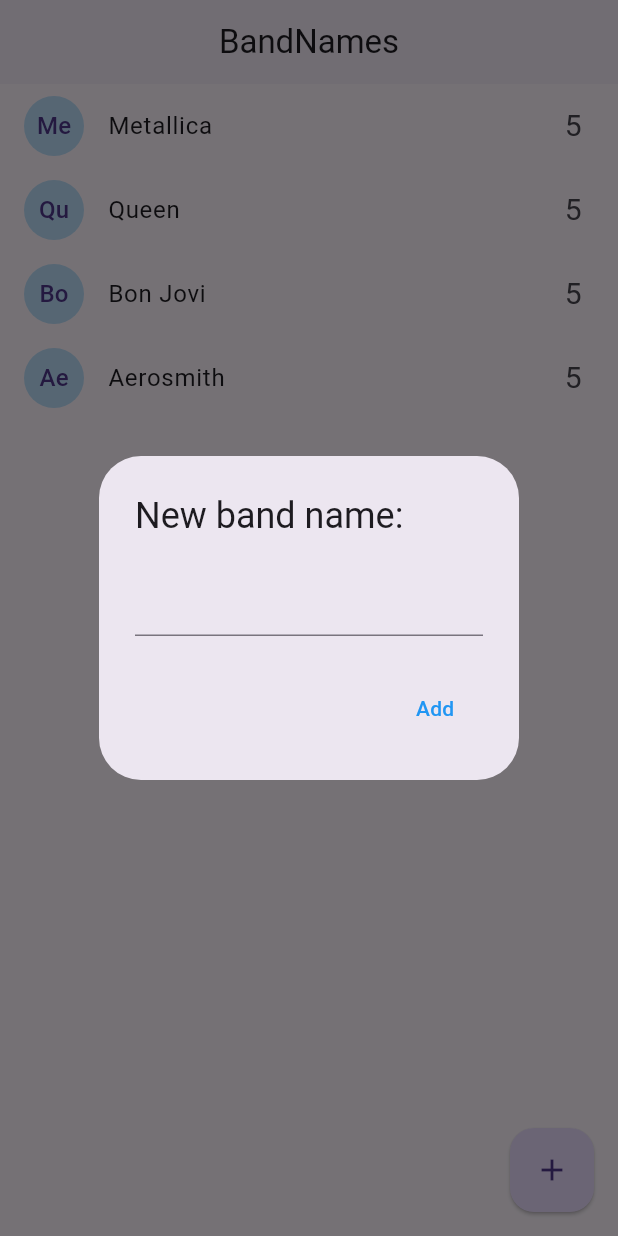
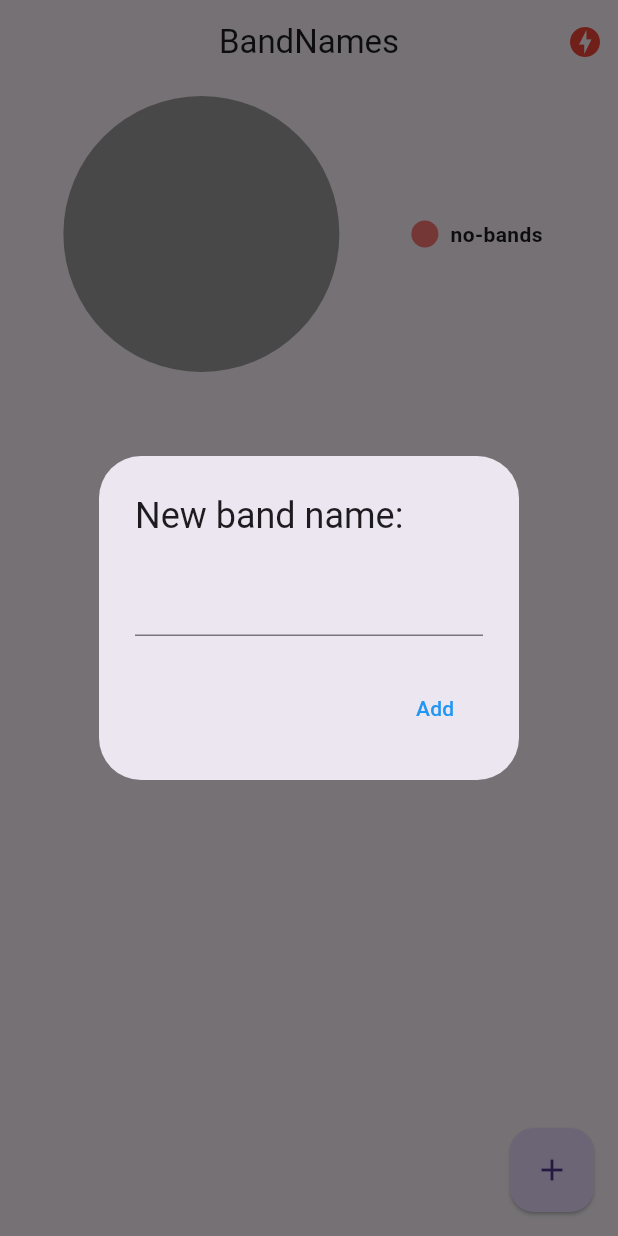
Before and after one commit to hdgch1106/band_names_app, a Flutter app: the screen it shows after launch, after a tap on the "add" icon, on a phone screen of 412 x 824 dp. Run offline on Flutter 3.47's test engine with Material 2 defaults, Android fonts, the phone set to English and light mode, and no system bars; drawn by our look-alikes of pie_chart; our stand-ins replace socket_io_client; network calls fail.

Commit message:
Socket añadido

```diff
--- a/lib/main.dart
+++ b/lib/main.dart
@@ -1,5 +1,8 @@
 import 'package:band_names_app/pages/home.dart';
+import 'package:band_names_app/pages/status.dart';
+import 'package:band_names_app/services/socket_service.dart';
 import 'package:flutter/material.dart';
+import 'package:provider/provider.dart';
 
 void main() => runApp(const MyApp());
 
@@ -8,14 +11,20 @@ class MyApp extends StatelessWidget {
 
   @override
   Widget build(BuildContext context) {
-    return MaterialApp(
+    return MultiProvider(
+      providers: [
+        ChangeNotifierProvider(create: (context) => SocketService()),
+      ],
+      child: MaterialApp(
         debugShowCheckedModeBanner: false,
         theme: ThemeData(useMaterial3: true),
         title: 'Material App',
         initialRoute: "home",
         routes: {
           "home": (_) => const HomePage(),
+          "status": (_) => const StatusPage(),
         },
+      ),
     );
   }
 }
--- a/lib/models/band.dart
+++ b/lib/models/band.dart
@@ -10,8 +10,8 @@ class Band {
   });
 
   factory Band.fromMap(Map<String, dynamic> obj) => Band(
-        id: obj["id"],
-        name: obj["name"],
-        votes: obj["votes"],
+        id: obj.containsKey("id") ? obj["id"] : "no-id",
+        name: obj.containsKey("name") ? obj["name"] : "no-name",
+        votes: obj.containsKey("votes") ? obj["votes"] : "no-votes",
       );
 }
--- a/lib/pages/home.dart
+++ b/lib/pages/home.dart
@@ -1,7 +1,10 @@
 import 'dart:io';
 
 import 'package:band_names_app/models/band.dart';
+import 'package:band_names_app/services/socket_service.dart';
 import 'package:flutter/material.dart';
+import 'package:pie_chart/pie_chart.dart';
+import 'package:provider/provider.dart';
 
 class HomePage extends StatefulWidget {
   const HomePage({super.key});
@@ -12,23 +15,65 @@ class HomePage extends StatefulWidget {
 
 class _HomePageState extends State<HomePage> {
   List<Band> bands = [
-    Band(id: "1", name: "Metallica", votes: 5),
-    Band(id: "1", name: "Queen", votes: 5),
-    Band(id: "1", name: "Bon Jovi", votes: 5),
-    Band(id: "1", name: "Aerosmith", votes: 5),
+    // Band(id: "1", name: "Metallica", votes: 5),
+    // Band(id: "1", name: "Queen", votes: 5),
+    // Band(id: "1", name: "Bon Jovi", votes: 5),
+    // Band(id: "1", name: "Aerosmith", votes: 5),
   ];
 
   @override
+  void initState() {
+    final socketService = Provider.of<SocketService>(context, listen: false);
+
+    socketService.socket.on("active-bands", _handleActiveBands);
+    super.initState();
+  }
+
+  @override
+  void dispose() {
+    final socketService = Provider.of<SocketService>(context, listen: false);
+    socketService.socket.off("active-bands");
+    super.dispose();
+  }
+
+  _handleActiveBands(dynamic data) {
+    bands = (data as List).map((band) => Band.fromMap(band)).toList();
+
+    setState(() {});
+  }
+
+  @override
   Widget build(BuildContext context) {
+    final socketService = Provider.of<SocketService>(context);
     return Scaffold(
       appBar: AppBar(
         centerTitle: true,
         title: const Text("BandNames"),
-        elevation: 1,
+        actions: [
+          Container(
+            margin: const EdgeInsets.only(right: 10),
+            child: (socketService.serverStatus == ServerStatus.online)
+                ? Icon(
+                    Icons.check_circle,
+                    color: Colors.blue[300],
+                  )
+                : const Icon(
+                    Icons.offline_bolt,
+                    color: Colors.red,
                   ),
-      body: ListView.builder(
+          ),
+        ],
+      ),
+      body: Column(
+        children: [
+          _showGraph(),
+          Expanded(
+            child: ListView.builder(
               itemCount: bands.length,
               itemBuilder: (context, index) => _bandTile(bands[index]),
+            ),
+          ),
+        ],
       ),
       floatingActionButton: FloatingActionButton(
         elevation: 1,
@@ -39,10 +84,12 @@ class _HomePageState extends State<HomePage> {
   }
 
   Widget _bandTile(Band band) {
+    final socketService = Provider.of<SocketService>(context, listen: false);
     return Dismissible(
       key: Key(band.id),
       direction: DismissDirection.startToEnd,
-      onDismissed: (direction) {},
+      onDismissed: (_) =>
+          socketService.socket.emit("delete-band", {"id": band.id}),
       background: Container(
         padding: const EdgeInsets.only(left: 8.0),
         color: Colors.red,
@@ -66,6 +113,7 @@ class _HomePageState extends State<HomePage> {
           "${band.votes}",
           style: const TextStyle(fontSize: 20, fontWeight: FontWeight.normal),
         ),
+        onTap: () => socketService.socket.emit("vote-band", {"id": band.id}),
       ),
     );
   }
@@ -76,8 +124,7 @@ class _HomePageState extends State<HomePage> {
     if (Platform.isAndroid) {
       return showDialog(
         context: context,
-        builder: (context) {
-          return AlertDialog(
+        builder: (_) => AlertDialog(
           title: const Text("New band name:"),
           content: TextField(
             controller: textController,
@@ -91,20 +138,32 @@ class _HomePageState extends State<HomePage> {
               ),
             ),
           ],
-          );
-        },
+        ),
       );
     }
   }
 
   void addBandToList(String name) {
     if (name.length > 1) {
-      bands.add(Band(
-        id: DateTime.now().toString(),
-        name: name,
-      ));
-      setState(() {});
+      final socketService = Provider.of<SocketService>(context, listen: false);
+      socketService.socket.emit("add-band", {"name": name});
     }
     Navigator.pop(context);
   }
+
+  Widget _showGraph() {
+    Map<String, double> dataMap = {};
+
+    for (var band in bands) {
+      dataMap.putIfAbsent(band.name, () => band.votes.toDouble());
     }
+
+    return SizedBox(
+      width: double.infinity,
+      height: 200,
+      child: dataMap.isNotEmpty
+          ? PieChart(dataMap: dataMap)
+          : const PieChart(dataMap: {"no-bands": 0}),
+    );
+  }
+}
--- /dev/null
+++ b/lib/services/socket_service.dart
@@ -0,0 +1,38 @@
+import 'package:flutter/material.dart';
+import 'package:socket_io_client/socket_io_client.dart' as IO;
+
+enum ServerStatus {
+  online,
+  offline,
+  connecting,
+}
+
+class SocketService with ChangeNotifier {
+  ServerStatus _serverStatus = ServerStatus.connecting;
+  late IO.Socket _socket;
+
+  ServerStatus get serverStatus => _serverStatus;
+  IO.Socket get socket => _socket;
+  //Function get emit => _socket.emit;
+
+  SocketService() {
+    _initConfig();
+  }
+
+  void _initConfig() {
+    _socket = IO.io('http://192.168.0.100:3000/', {
+      "transports": ["websocket"],
+      "autoConnect": true
+    });
+
+    _socket.onConnect((_) {
+      _serverStatus = ServerStatus.online;
+      notifyListeners();
+    });
+
+    _socket.onDisconnect((_) {
+      _serverStatus = ServerStatus.offline;
+      notifyListeners();
+    });
+  }
+}
--- a/pubspec.yaml
+++ b/pubspec.yaml
@@ -34,7 +34,9 @@ dependencies:
 
   # The following adds the Cupertino Icons font to your application.
   # Use with the CupertinoIcons class for iOS style icons.
-  cupertino_icons: ^1.0.2
+  socket_io_client: ^2.0.3+1
+  provider: ^6.0.5
+  pie_chart: ^5.3.2
 
 dev_dependencies:
   flutter_test:
```
Also changed, not shown: lib/pages/status.dart (added, +32 -0 lines), pubspec.lock. Lines whose indentation alone changed are shown as unchanged.
